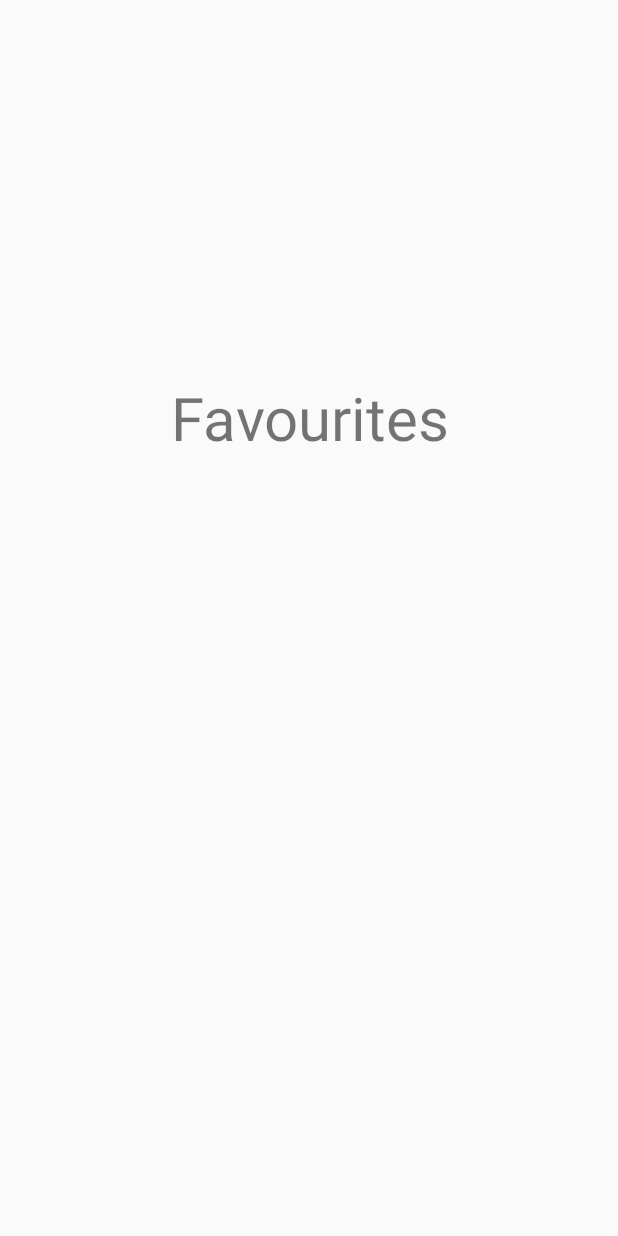
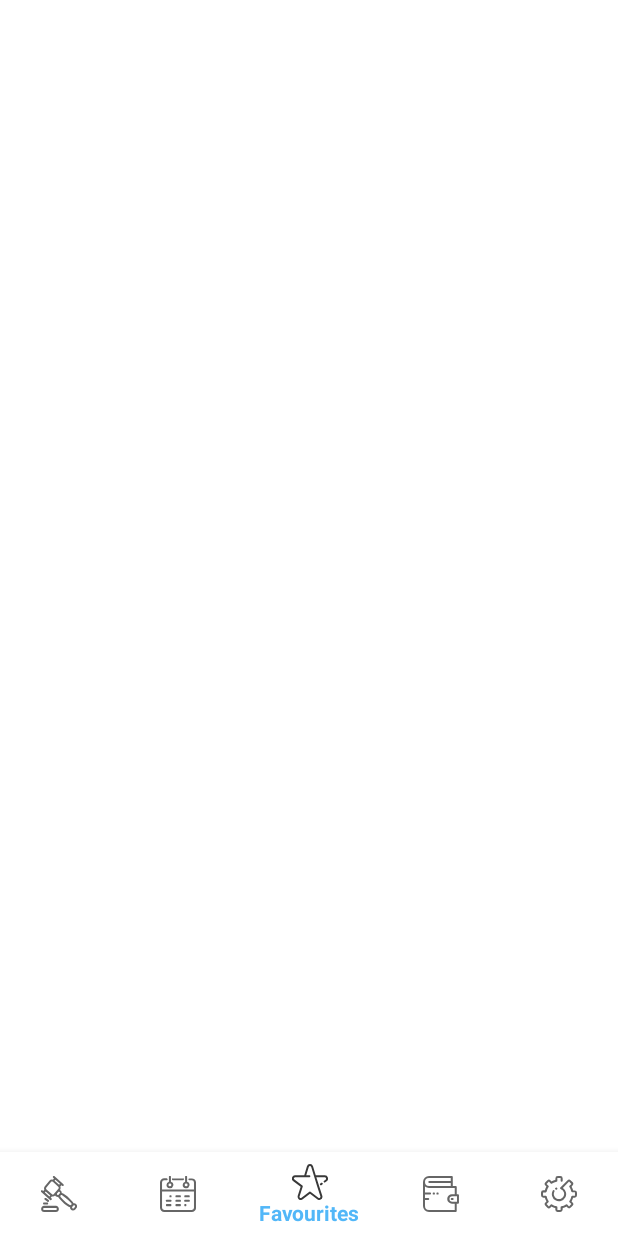
Before and after one commit to JatinS1997/Project4, an Android app: the FavouriteFragmentBottom screen opened directly, with no data from a screen before it, on a phone screen of 412 x 824 dp. Run offline under Robolectric (Android 15) with nearby library versions, the phone set to English and light mode, and no system bars.

Commit message:
Working Bottom Clicks and Switching

```diff
--- a/app/src/main/java/com/example/project4/BottomNavigation/FavouriteFragmentBottom.java
+++ b/app/src/main/java/com/example/project4/BottomNavigation/FavouriteFragmentBottom.java
@@ -1,18 +1,17 @@
 package com.example.project4.BottomNavigation;
 
 import android.content.Context;
+import android.content.Intent;
 import android.os.Bundle;
 import android.support.annotation.NonNull;
 import android.support.annotation.Nullable;
 import android.support.design.widget.BottomNavigationView;
-import android.support.v4.app.Fragment;
 import android.support.v7.app.AppCompatActivity;
-import android.view.LayoutInflater;
 import android.view.Menu;
 import android.view.MenuItem;
-import android.view.View;
-import android.view.ViewGroup;
+import android.widget.Toast;
 
+import com.example.project4.MainActivity;
 import com.example.project4.R;
 
 public class FavouriteFragmentBottom extends AppCompatActivity {
@@ -23,20 +22,62 @@ public class FavouriteFragmentBottom extends AppCompatActivity {
     @Override
     protected void onCreate(@Nullable Bundle savedInstanceState) {
         super.onCreate(savedInstanceState);
-        setContentView(R.layout.favourites_fragment_bottom);
-        setupBottomNavigationView();
+        setContentView(R.layout.bottom_favourites);
+//        setupBottomNavigationView();
+        BottomNavigationView bottomview = findViewById(R.id.bottom_navigation);
+        bottomview.setOnNavigationItemSelectedListener(navListner);
+        Menu menu = bottomview.getMenu();
+        MenuItem menuItem = menu.getItem(ACTIVITY_NUM);
+        menuItem.setChecked(true);
     }
 
 
 
-    private void setupBottomNavigationView(){
-        BottomNavigationView bottomNavigationView = (BottomNavigationView) findViewById(R.id.bottom_navigation);
-        BottomNavigationViewHelper.enableNavigation(context, bottomNavigationView);
-        Menu menu = bottomNavigationView.getMenu();
-        MenuItem menuItem = menu.getItem(ACTIVITY_NUM);
-        menuItem.setChecked(true);
+//    private void setupBottomNavigationView(){
+//        BottomNavigationView bottomNavigationView = (BottomNavigationView) findViewById(R.id.bottom_navigation);
+//        BottomNavigationViewHelper.enableNavigation(context, bottomNavigationView);
+//        Menu menu = bottomNavigationView.getMenu();
+//        MenuItem menuItem = menu.getItem(ACTIVITY_NUM);
+//        menuItem.setChecked(true);
+//
+//
+//
+//    }
+    private BottomNavigationView.OnNavigationItemSelectedListener navListner = new BottomNavigationView.OnNavigationItemSelectedListener() {
+        @Override
+        public boolean onNavigationItemSelected(@NonNull MenuItem menuItem) {
 
+            switch (menuItem.getItemId()){
 
+                case R.id.home:
+                    Intent intent1 = new Intent(FavouriteFragmentBottom.this,MainActivity.class);
+                    startActivity(intent1);
+                    Toast.makeText(FavouriteFragmentBottom.this,"Working Home",Toast.LENGTH_SHORT).show();
+                    break;
+                case R.id.calender:
+                    Intent intent2 = new Intent(FavouriteFragmentBottom.this,CalenderFragmentBottom.class);
+                    startActivity(intent2);
+                    Toast.makeText(FavouriteFragmentBottom.this,"Working Calender",Toast.LENGTH_SHORT).show();
+                    break;
+                case R.id.favourites:
+//                    Intent intent3 = new Intent(FavouriteFragmentBottom.this,FavouriteFragmentBottom.class);
+//                    startActivity(intent3);
+                    Toast.makeText(FavouriteFragmentBottom.this,"Working Favourites",Toast.LENGTH_SHORT).show();
+                    break;
+                case R.id.contacts:
+                    Intent intent4 = new Intent(FavouriteFragmentBottom.this,ContactsFragmentBottom.class);
+                    startActivity(intent4);
+                    Toast.makeText(FavouriteFragmentBottom.this,"Working Contacts",Toast.LENGTH_SHORT).show();
+                    break;
+                case R.id.settings:
+                    Intent intent5 = new Intent(FavouriteFragmentBottom.this,SettingsFragmentBottom.class);
+                    startActivity(intent5);
+                    Toast.makeText(FavouriteFragmentBottom.this,"Working Settings",Toast.LENGTH_SHORT).show();
+                    break;
 
-    }
+            }
+
+            return false;
+        }
+    };
 }
--- a/app/src/main/java/com/example/project4/Home/FragmentCallTabs.java
+++ b/app/src/main/java/com/example/project4/Home/FragmentCallTabs.java
@@ -23,7 +23,7 @@ public class FragmentCallTabs extends Fragment {
     @Override
     public View onCreateView(@NonNull LayoutInflater inflater, @Nullable ViewGroup container, @Nullable Bundle savedInstanceState) {
 
-        v=inflater.inflate(R.layout.call_fragment_tabs,container,false);
+        v=inflater.inflate(R.layout.tabs_call_fragment,container,false);
         return v;
     }
 }
--- a/app/src/main/java/com/example/project4/Home/FragmentContactTabs.java
+++ b/app/src/main/java/com/example/project4/Home/FragmentContactTabs.java
@@ -5,13 +5,11 @@ import android.os.Bundle;
 import android.support.annotation.NonNull;
 import android.support.annotation.Nullable;
 import android.support.v4.app.Fragment;
-import android.support.v7.widget.DividerItemDecoration;
 import android.support.v7.widget.LinearLayoutManager;
 import android.support.v7.widget.RecyclerView;
 import android.view.LayoutInflater;
 import android.view.View;
 import android.view.ViewGroup;
-import android.widget.LinearLayout;
 
 import com.example.project4.ContactData;
 import com.example.project4.R;
@@ -36,7 +34,7 @@ public class FragmentContactTabs extends Fragment {
     @Override
     public View onCreateView(@NonNull LayoutInflater inflater, @Nullable ViewGroup container, @Nullable Bundle savedInstanceState) {
 
-        v=inflater.inflate(R.layout.contact_fragment_tabs,container,false);
+        v=inflater.inflate(R.layout.tabs_contact_fragment,container,false);
 
         myrecyclerview = (RecyclerView) v.findViewById(R.id.contact_recyclerview);
         RecyclerViewAdapter recyclerViewAdapter = new RecyclerViewAdapter(getContext(), firstContactTabs);
--- a/app/src/main/java/com/example/project4/Home/FragmentFavTabs.java
+++ b/app/src/main/java/com/example/project4/Home/FragmentFavTabs.java
@@ -21,7 +21,7 @@ public class FragmentFavTabs extends Fragment {
     @Override
     public View onCreateView(@NonNull LayoutInflater inflater, @Nullable ViewGroup container, @Nullable Bundle savedInstanceState) {
 
-        v=inflater.inflate(R.layout.fav_fragment_tabs,container,false);
+        v=inflater.inflate(R.layout.tabs_fav_fragment,container,false);
 
 
         return v;
--- /dev/null
+++ b/app/src/main/res/layout/bottom_favourites.xml
@@ -0,0 +1,46 @@
+<?xml version="1.0" encoding="utf-8"?>
+<android.support.design.widget.CoordinatorLayout xmlns:android="http://schemas.android.com/apk/res/android"
+    android:layout_width="match_parent"
+    xmlns:tools="http://schemas.android.com/tools"
+    android:layout_height="match_parent"
+    xmlns:app="http://schemas.android.com/apk/res-auto"
+    android:background="#ffffff">
+
+    <android.support.constraint.ConstraintLayout
+        android:id="@+id/home"
+        android:layout_width="match_parent"
+        android:layout_height="match_parent"
+        android:background="#ffffff">
+
+        <TextView
+            android:layout_width="wrap_content"
+            android:layout_height="wrap_content"
+            android:layout_marginTop="8dp"
+            android:text="Favourites"
+            android:textSize="50sp"
+            app:layout_constraintBottom_toTopOf="@id/bottom_navigation"
+            app:layout_constraintLeft_toRightOf="parent"
+            app:layout_constraintRight_toLeftOf="parent"
+            app:layout_constraintTop_toTopOf="parent" />
+
+
+
+        <android.support.design.widget.BottomNavigationView
+            android:id="@+id/bottom_navigation"
+            android:layout_width="match_parent"
+            android:layout_height="wrap_content"
+            android:background="#ffffff"
+            android:elevation="4dp"
+            app:itemTextColor="@color/colorAccent"
+            app:layout_constraintBottom_toBottomOf="parent"
+            app:layout_constraintEnd_toEndOf="parent"
+            app:layout_constraintStart_toStartOf="parent"
+            app:menu="@menu/bottom_navigation">
+
+        </android.support.design.widget.BottomNavigationView>
+
+
+
+
+    </android.support.constraint.ConstraintLayout>
+</android.support.design.widget.CoordinatorLayout>
--- a/app/src/main/res/layout/favourites_fragment_bottom.xml
+++ /dev/null
@@ -1,24 +0,0 @@
-<?xml version="1.0" encoding="utf-8"?>
-<android.support.constraint.ConstraintLayout
-    xmlns:android="http://schemas.android.com/apk/res/android"
-    xmlns:app="http://schemas.android.com/apk/res-auto"
-    xmlns:tools="http://schemas.android.com/tools"
-    android:layout_width="match_parent"
-    android:layout_height="match_parent">
-
-
-    <TextView
-        android:id="@+id/textView"
-        android:layout_width="wrap_content"
-        android:layout_height="wrap_content"
-        android:layout_marginStart="177dp"
-        android:layout_marginTop="222dp"
-        android:layout_marginEnd="176dp"
-        android:layout_marginBottom="490dp"
-        android:text="Favourites"
-        android:textSize="40sp"
-        app:layout_constraintBottom_toBottomOf="parent"
-        app:layout_constraintEnd_toEndOf="parent"
-        app:layout_constraintStart_toStartOf="parent"
-        app:layout_constraintTop_toTopOf="parent" />
-</android.support.constraint.ConstraintLayout>
```
Also changed, not shown: app/src/main/java/com/example/project4/BottomNavigation/BottomNavigationViewHelper.java (+4 -3 lines), app/src/main/java/com/example/project4/BottomNavigation/CalenderFragmentBottom.java (+54 -13 lines), app/src/main/java/com/example/project4/BottomNavigation/ContactsFragmentBottom.java (+54 -13 lines), app/src/main/java/com/example/project4/BottomNavigation/SettingsFragmentBottom.java (+54 -13 lines), app/src/main/java/com/example/project4/MainActivity.java (+48 -32 lines), app/src/main/res/layout/bottom_calender.xml (added, +46 -0 lines), app/src/main/res/layout/bottom_contacts.xml (added, +46 -0 lines), app/src/main/res/layout/bottom_settings.xml (added, +46 -0 lines), app/src/main/res/layout/calender_fragment_bottom.xml (deleted, +0 -24 lines), app/src/main/res/layout/contacts_fragment_bottom.xml (deleted, +0 -24 lines), app/src/main/res/layout/settings_fragment_bottom.xml (deleted, +0 -24 lines), app/src/main/res/layout/tabs_call_fragment.xml (renamed from app/src/main/res/layout/call_fragment_tabs.xml), app/src/main/res/layout/tabs_contact_fragment.xml (renamed from app/src/main/res/layout/contact_fragment_tabs.xml), app/src/main/res/layout/tabs_fav_fragment.xml (renamed from app/src/main/res/layout/fav_fragment_tabs.xml).
